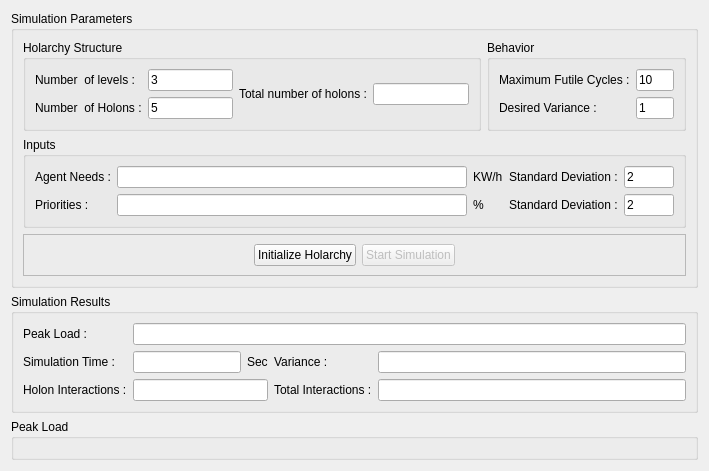
Before: the Qt Designer form Holonic_Simulation/Simulation/Simulation.ui in nejatafshar/Holonic-Simulation, drawn with Qt 5.
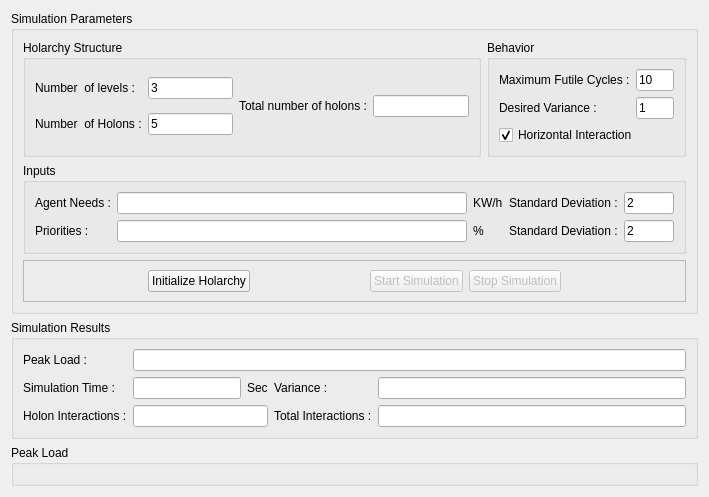
After: the same form once the commit is applied. Custom widgets are drawn as their Qt base class.

Commit message: Add stop, add optional horizontal interaction, some changes in plot appearance

Diff of the .ui file:
```diff
--- a/Holonic_Simulation/Simulation/Simulation.ui
+++ b/Holonic_Simulation/Simulation/Simulation.ui
@@ -43,13 +43,6 @@
            </property>
           </widget>
          </item>
-         <item row="1" column="1">
-          <widget class="QLineEdit" name="desiredVariance_lineEdit">
-           <property name="text">
-            <string>1</string>
-           </property>
-          </widget>
-         </item>
          <item row="1" column="0">
           <widget class="QLabel" name="label_14">
            <property name="text">
@@ -57,6 +50,23 @@
            </property>
           </widget>
          </item>
+         <item row="1" column="1">
+          <widget class="QLineEdit" name="desiredVariance_lineEdit">
+           <property name="text">
+            <string>1</string>
+           </property>
+          </widget>
+         </item>
+         <item row="2" column="0" colspan="2">
+          <widget class="QCheckBox" name="horizontalInteractionChkBx">
+           <property name="text">
+            <string>Horizontal Interaction</string>
+           </property>
+           <property name="checked">
+            <bool>true</bool>
+           </property>
+          </widget>
+         </item>
         </layout>
        </widget>
       </item>
@@ -226,29 +236,6 @@
          <enum>QFrame::Raised</enum>
         </property>
         <layout class="QGridLayout" name="gridLayout_4">
-         <item row="1" column="2">
-          <widget class="QPushButton" name="startBut">
-           <property name="enabled">
-            <bool>false</bool>
-           </property>
-           <property name="text">
-            <string>Start Simulation</string>
-           </property>
-          </widget>
-         </item>
-         <item row="1" column="3">
-          <spacer name="horizontalSpacer">
-           <property name="orientation">
-            <enum>Qt::Horizontal</enum>
-           </property>
-           <property name="sizeHint" stdset="0">
-            <size>
-             <width>40</width>
-             <height>20</height>
-            </size>
-           </property>
-          </spacer>
-         </item>
          <item row="1" column="0">
           <spacer name="horizontalSpacer_3">
            <property name="orientation">
@@ -269,6 +256,52 @@
            </property>
           </widget>
          </item>
+         <item row="1" column="6">
+          <spacer name="horizontalSpacer">
+           <property name="orientation">
+            <enum>Qt::Horizontal</enum>
+           </property>
+           <property name="sizeHint" stdset="0">
+            <size>
+             <width>40</width>
+             <height>20</height>
+            </size>
+           </property>
+          </spacer>
+         </item>
+         <item row="1" column="4">
+          <widget class="QPushButton" name="startBut">
+           <property name="enabled">
+            <bool>false</bool>
+           </property>
+           <property name="text">
+            <string>Start Simulation</string>
+           </property>
+          </widget>
+         </item>
+         <item row="1" column="2">
+          <spacer name="horizontalSpacer_2">
+           <property name="orientation">
+            <enum>Qt::Horizontal</enum>
+           </property>
+           <property name="sizeHint" stdset="0">
+            <size>
+             <width>40</width>
+             <height>20</height>
+            </size>
+           </property>
+          </spacer>
+         </item>
+         <item row="1" column="5">
+          <widget class="QPushButton" name="stopBut">
+           <property name="enabled">
+            <bool>false</bool>
+           </property>
+           <property name="text">
+            <string>Stop Simulation</string>
+           </property>
+          </widget>
+         </item>
         </layout>
        </widget>
       </item>
```
The commit also changes 4 other files.
